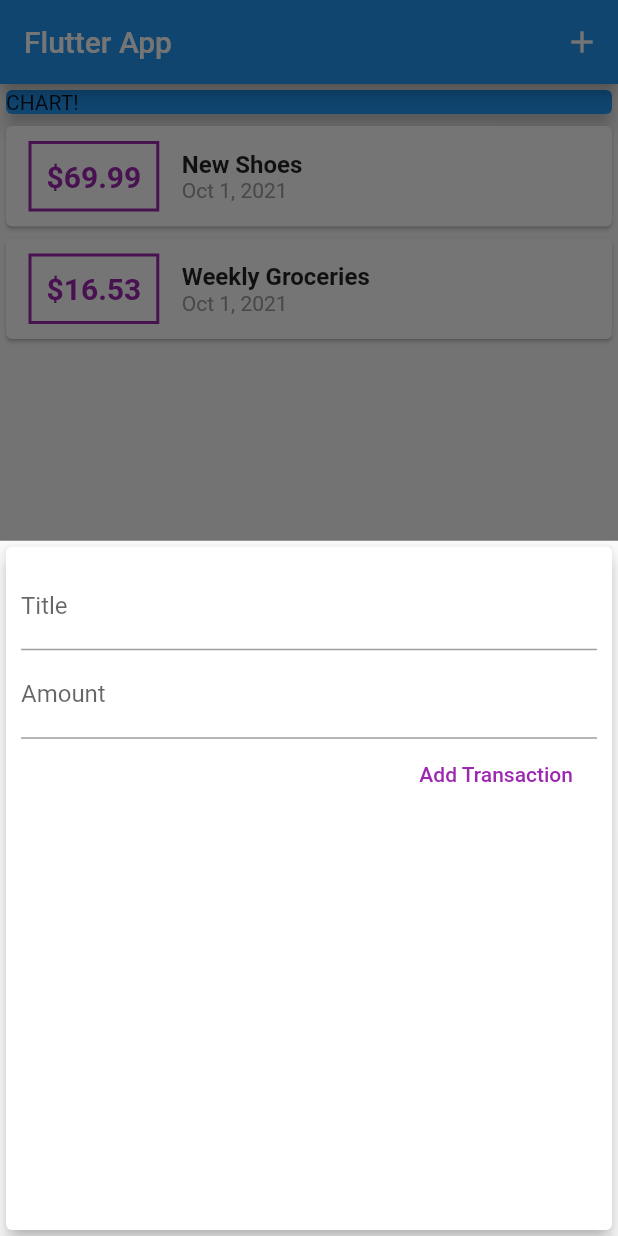
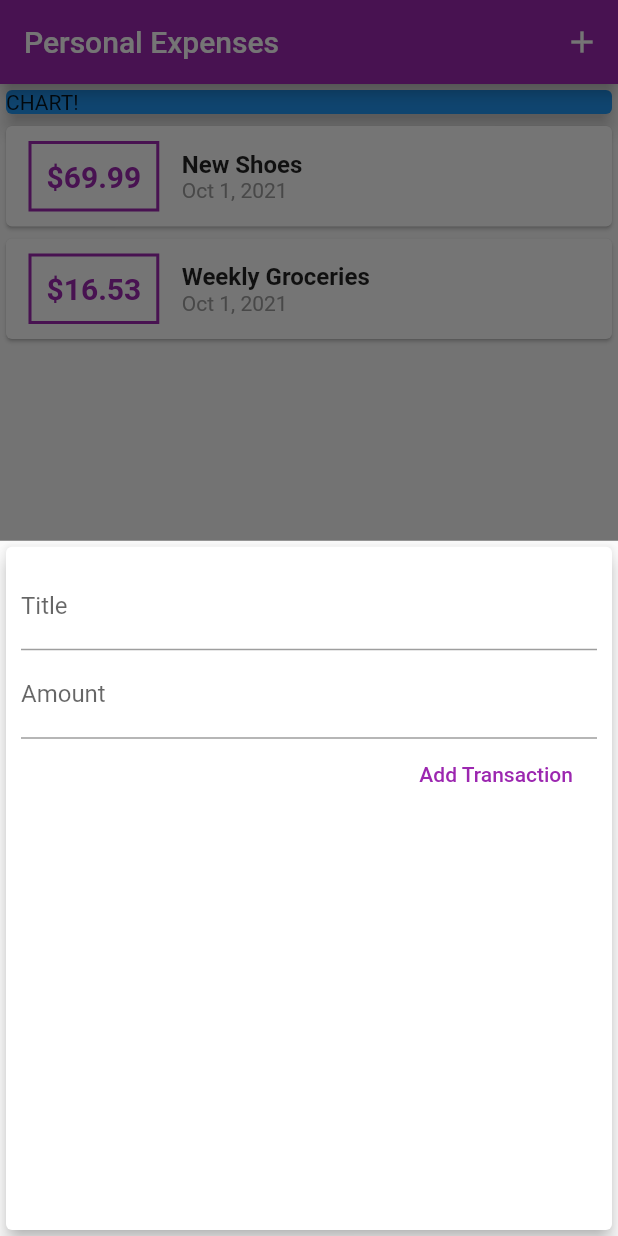
Before and after one commit to Ben1980/learn_flutter, a Flutter app: the screen it shows after launch, after a tap on the "add" icon, on a phone screen of 412 x 824 dp. Run offline on Flutter 3.47's test engine with Material 2 defaults, Android fonts, the phone set to English and light mode, and no system bars; missing offline and left inert: dart:ffi.

Commit message:
color sheme added

```diff
--- a/personal_expenses/lib/main.dart
+++ b/personal_expenses/lib/main.dart
@@ -7,12 +7,25 @@ import './widgets/transaction_list.dart';
 void main() => runApp(MyApp());
 
 class MyApp extends StatelessWidget {
-  const MyApp({Key? key}) : super(key: key);
+  MyApp({Key? key}) : super(key: key);
+
+  final ThemeData theme = ThemeData(
+    primarySwatch: Colors.purple,
+  );
 
   @override
   Widget build(BuildContext context) {
-    return const MaterialApp(
-      title: 'Flutter App',
+    return MaterialApp(
+      title: 'Personal Expenses',
+      theme: theme.copyWith(
+        colorScheme: theme.colorScheme.copyWith(
+          secondary: Colors.amber,
+        ),
+      ),
+      //theme: ThemeData(
+      //  primarySwatch: Colors.purple,
+      //  accentColor: Colors.amber,
+      //),
       home: MyHomePage(),
     );
   }
@@ -71,7 +84,7 @@ class _MyHomePageState extends State<MyHomePage> {
   Widget build(BuildContext context) {
     return Scaffold(
       appBar: AppBar(
-        title: const Text('Flutter App'),
+        title: const Text('Personal Expenses'),
         actions: [
           IconButton(
             onPressed: () => _startAddNewTransaction(context),
--- a/personal_expenses/lib/widgets/new_transaction.dart
+++ b/personal_expenses/lib/widgets/new_transaction.dart
@@ -1,12 +1,17 @@
 import 'package:flutter/material.dart';
 
-class NewTransaction extends StatelessWidget {
-  final titleController = TextEditingController();
-  final amountController = TextEditingController();
-
+class NewTransaction extends StatefulWidget {
   final Function addTransaction;
 
   NewTransaction(this.addTransaction, {Key? key}) : super(key: key);
+
+  @override
+  State<NewTransaction> createState() => _NewTransactionState();
+}
+
+class _NewTransactionState extends State<NewTransaction> {
+  final titleController = TextEditingController();
+  final amountController = TextEditingController();
 
   void submitData() {
     final enteredTitle = titleController.text;
@@ -16,10 +21,12 @@ class NewTransaction extends StatelessWidget {
       return;
     }
 
-    addTransaction(
+    widget.addTransaction(
       enteredTitle,
       enteredAmount,
     );
+
+    Navigator.of(context).pop(); // close the dialog after confirmation
   }
 
   @override
--- a/personal_expenses/lib/widgets/transaction_list.dart
+++ b/personal_expenses/lib/widgets/transaction_list.dart
@@ -24,17 +24,17 @@ class TransactionList extends StatelessWidget {
                   ),
                   decoration: BoxDecoration(
                     border: Border.all(
-                      color: Colors.purple,
+                      color: Theme.of(context).primaryColor,
                       width: 2,
                     ),
                   ),
                   padding: const EdgeInsets.all(10),
                   child: Text(
                     '\$${transactions[index].amount.toStringAsFixed(2)}',
-                    style: const TextStyle(
+                    style: TextStyle(
                       fontWeight: FontWeight.bold,
                       fontSize: 20,
-                      color: Colors.purple,
+                      color: Theme.of(context).primaryColor,
                     ),
                   ),
                 ),
```
